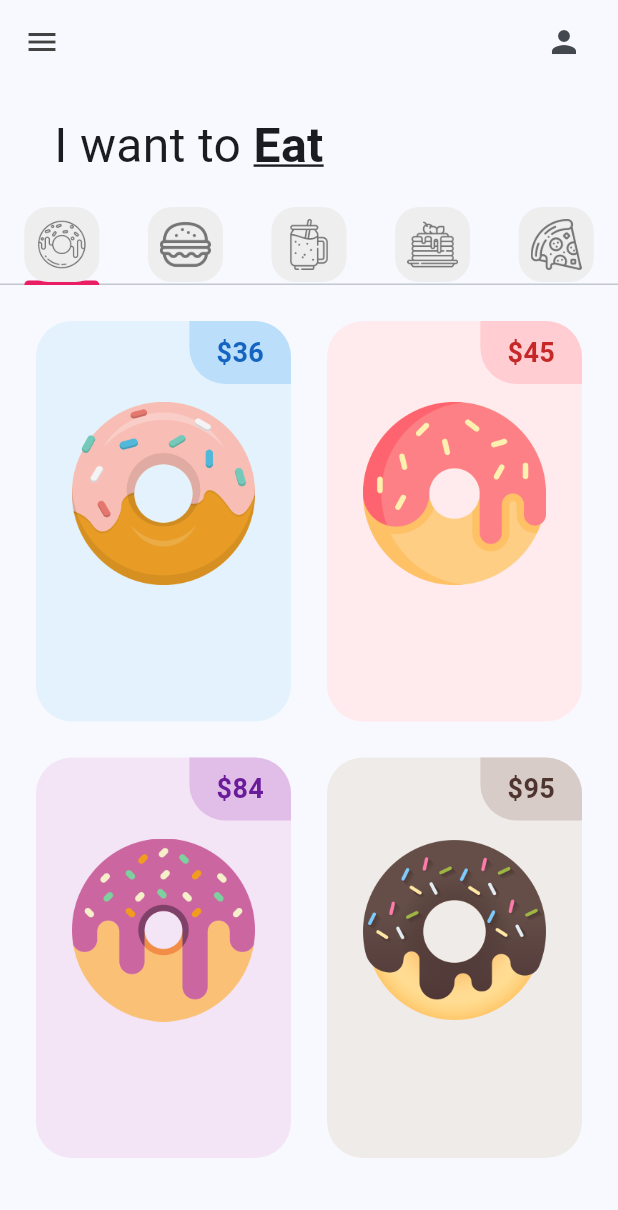
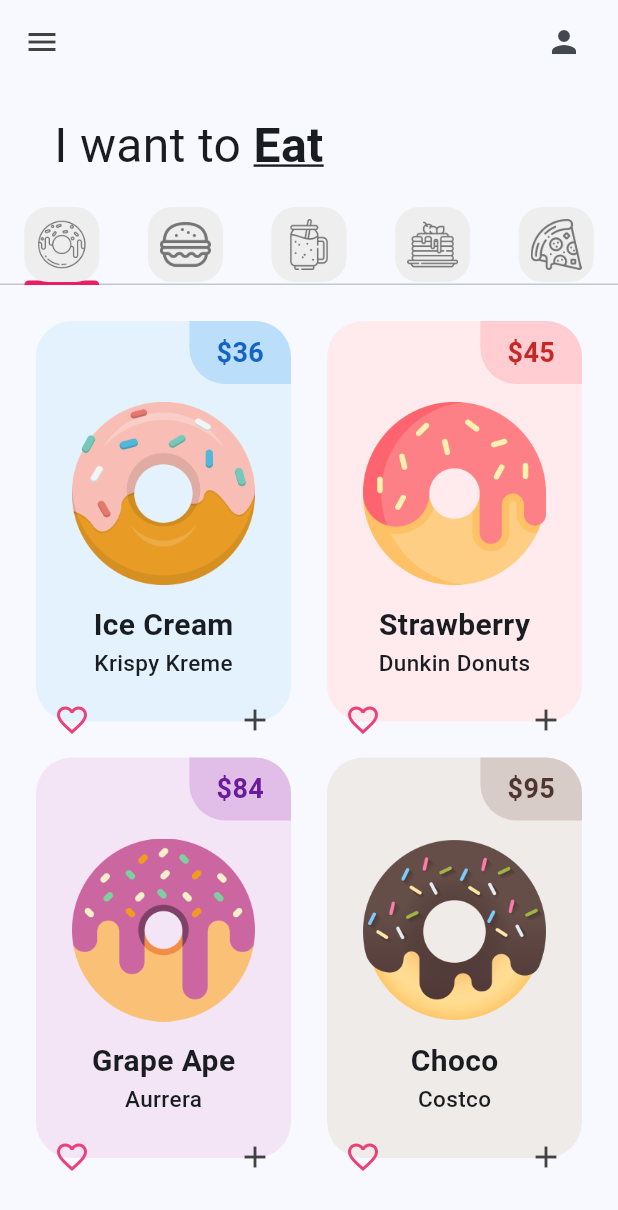
Before and after one commit to shadowfer/donut_app_2c_flores, a Flutter app: the screen it shows after launch, on a phone screen of 412 x 824 dp. Shown: the top 1210 px of the screen. Run offline on Flutter 3.47's test engine with Material 3 defaults, Android fonts, the phone set to English and light mode, and no system bars.

Commit message:
DonutTile Finished

```diff
--- a/lib/tabs/donut_tab.dart
+++ b/lib/tabs/donut_tab.dart
@@ -5,10 +5,22 @@ class DonutTab extends StatelessWidget {
   //Lista de donas
   final List donutsOnSale = [
     // [ donutFlavor, donutPrice, donutColor, imageName ]
-    ["Ice Cream", "36", Colors.blue, "lib/images/icecream_donut.png"],
-    ["Strawberry", "45", Colors.red, "lib/images/strawberry_donut.png"],
-    ["Grape Ape", "84", Colors.purple, "lib/images/grape_donut.png"],
-    ["Choco", "95", Colors.brown, "lib/images/chocolate_donut.png"],
+    [
+      "Ice Cream",
+      "Krispy Kreme",
+      "36",
+      Colors.blue,
+      "lib/images/icecream_donut.png"
+    ],
+    [
+      "Strawberry",
+      "Dunkin Donuts",
+      "45",
+      Colors.red,
+      "lib/images/strawberry_donut.png"
+    ],
+    ["Grape Ape", "Aurrera", "84", Colors.purple, "lib/images/grape_donut.png"],
+    ["Choco", "Costco", "95", Colors.brown, "lib/images/chocolate_donut.png"],
   ];
   DonutTab({super.key});
 
@@ -31,9 +43,10 @@ class DonutTab extends StatelessWidget {
           //Cada elemento indivual
           return DonutTile(
             donutFlavor: donutsOnSale[index][0],
-            donutPrice: donutsOnSale[index][1],
-            donutColor: donutsOnSale[index][2],
-            imageName: donutsOnSale[index][3],
+            donutBrand: donutsOnSale[index][1],
+            donutPrice: donutsOnSale[index][2],
+            donutColor: donutsOnSale[index][3],
+            imageName: donutsOnSale[index][4],
           );
         });
   }
--- a/lib/utils/donut_tile.dart
+++ b/lib/utils/donut_tile.dart
@@ -3,6 +3,7 @@ import 'package:flutter/material.dart';
 class DonutTile extends StatelessWidget {
   final String donutFlavor;
   final String donutPrice;
+  final String donutBrand;
   // Es dinámico porque es de tipo color
   final dynamic donutColor;
   final String imageName;
@@ -11,6 +12,7 @@ class DonutTile extends StatelessWidget {
     super.key,
     required this.donutFlavor,
     required this.donutPrice,
+    required this.donutBrand,
     this.donutColor,
     required this.imageName,
   });
@@ -35,8 +37,9 @@ class DonutTile extends StatelessWidget {
                   decoration: BoxDecoration(
                     color: donutColor[100],
                     borderRadius: BorderRadius.only(
-                        bottomLeft: Radius.circular(24),
-                        topRight: Radius.circular(24)),
+                      bottomLeft: Radius.circular(24),
+                      topRight: Radius.circular(24),
+                    ),
                   ),
                   padding: const EdgeInsets.symmetric(
                     horizontal: 18,
@@ -60,10 +63,37 @@ class DonutTile extends StatelessWidget {
                 horizontal: 24,
               ),
               child: Image.asset(imageName),
-            )
+            ),
             // Donut Flavor text
+            Text(
+              donutFlavor,
+              style: TextStyle(fontWeight: FontWeight.bold, fontSize: 20),
+            ),
+            Text(
+              donutBrand,
+              style: TextStyle(fontWeight: FontWeight.w500, fontSize: 15),
+            ),
+            // Espacio entre texto
+            SizedBox(height: 4),
 
             // Botones
+            // Favorite icon
+            Padding(
+              padding: const EdgeInsets.all(12.0),
+              child: Row(
+                mainAxisAlignment: MainAxisAlignment.spaceBetween,
+                children: [
+                  Icon(
+                    Icons.favorite_border,
+                    color: Colors.pink[400],
+                  ),
+                  Icon(
+                    Icons.add,
+                    color: Colors.grey[800],
+                  ),
+                ],
+              ),
+            ),
           ],
         ),
       ),
```
